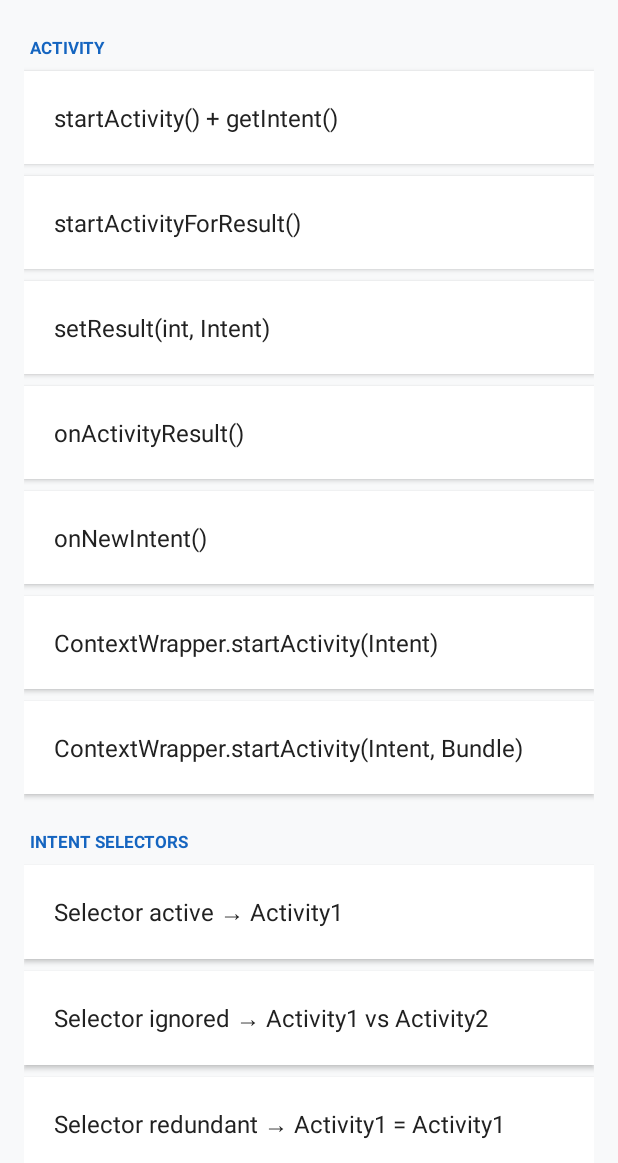
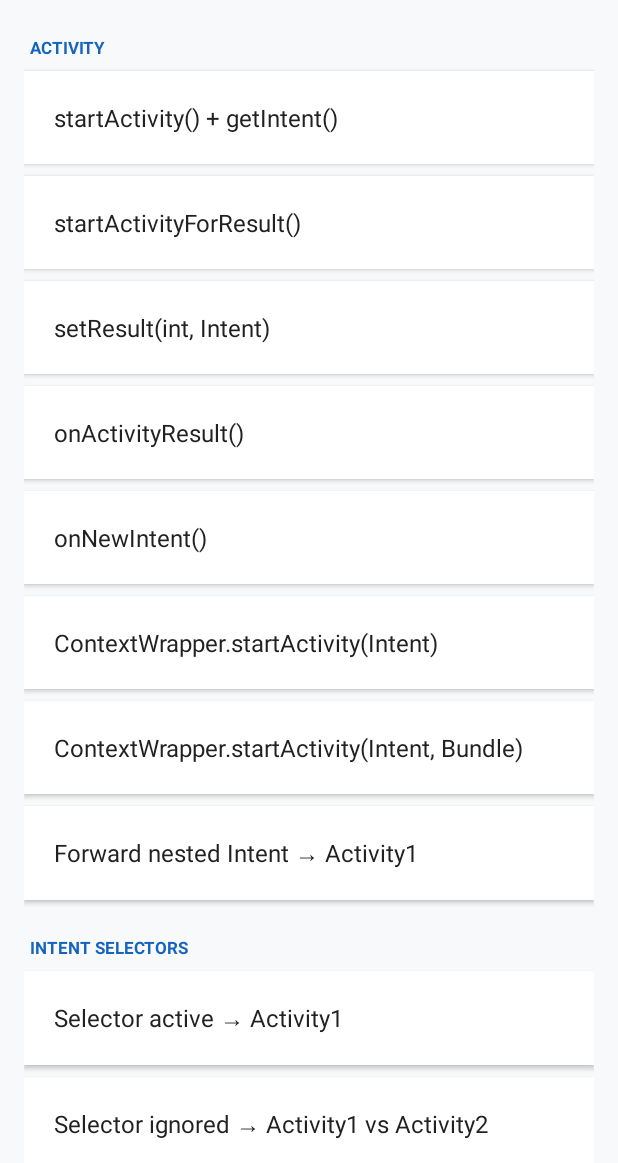
Before and after one commit to frankheat/noxen-playground, an Android app: the screen it shows after launch (MainActivity), on a phone screen of 412 x 824 dp, the part 73-1236 px from its top. Run offline under Robolectric (Android 15) with nearby library versions, the phone set to English and light mode, and no system bars.

Commit message:
Add nested Intent forwarding scenario

```diff
--- a/app/src/main/res/layout/activity_main.xml
+++ b/app/src/main/res/layout/activity_main.xml
@@ -167,6 +167,25 @@
                 android:layout_width="wrap_content"
                 android:layout_height="wrap_content"
                 android:text="ContextWrapper.startActivity(Intent, Bundle)"
+                android:textColor="#212121"
+                android:textSize="16sp" />
+        </LinearLayout>
+
+        <LinearLayout
+            android:id="@+id/btnNestedIntent"
+            android:layout_width="match_parent"
+            android:layout_height="wrap_content"
+            android:layout_marginBottom="8dp"
+            android:background="@android:color/white"
+            android:clickable="true"
+            android:elevation="2dp"
+            android:focusable="true"
+            android:foreground="?attr/selectableItemBackground"
+            android:padding="20dp">
+            <TextView
+                android:layout_width="wrap_content"
+                android:layout_height="wrap_content"
+                android:text="Forward nested Intent → Activity1"
                 android:textColor="#212121"
                 android:textSize="16sp" />
         </LinearLayout>
```
Also changed, not shown: app/src/main/java/dev/noxen/playground/Activity1.java (+10 -1 lines), app/src/main/java/dev/noxen/playground/MainActivity.java (+9 -0 lines).
